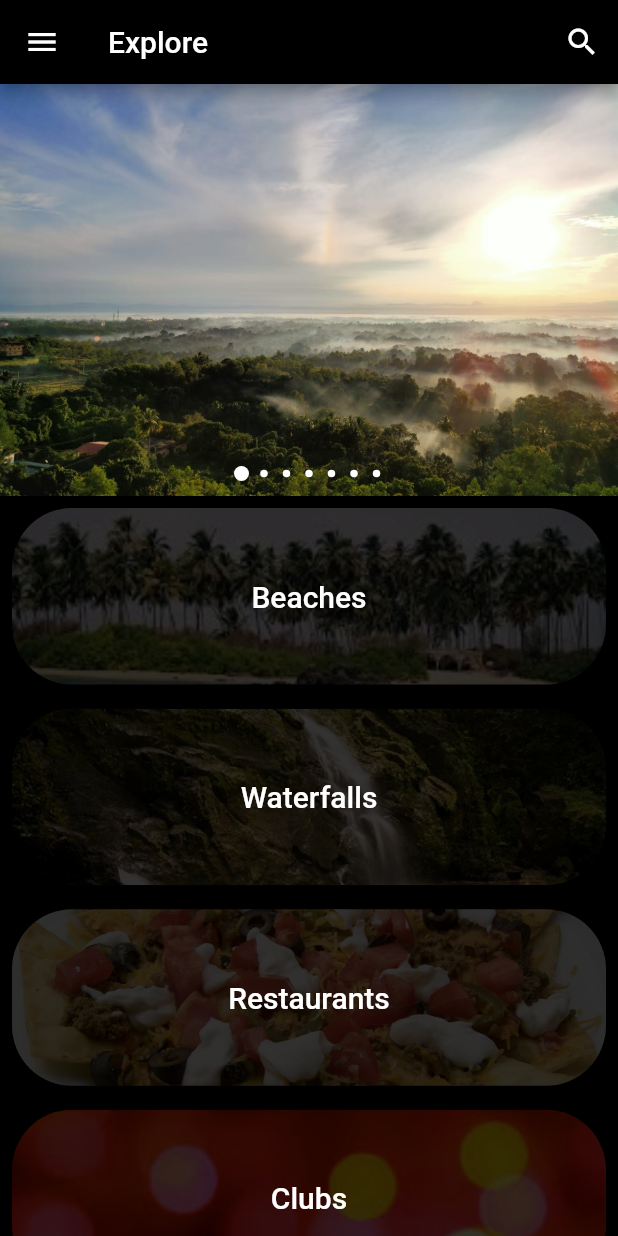
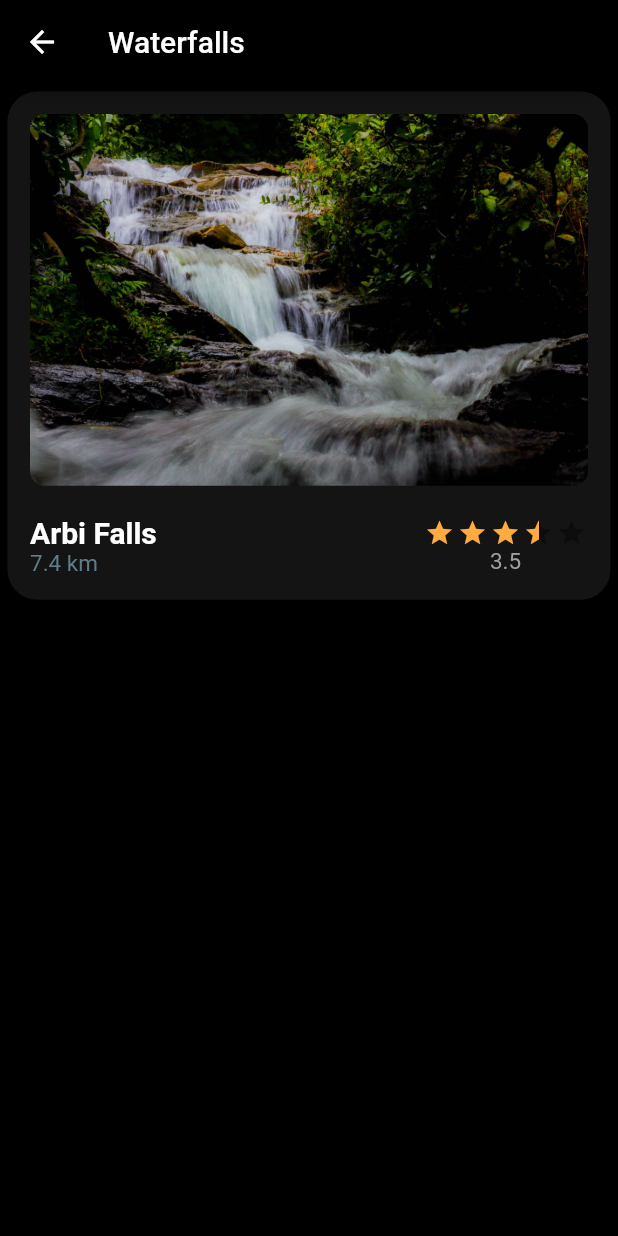
Before and after one commit to magj28/Fluttathon, a Flutter app: the screen it shows after launch, after a tap on "Waterfalls", on a phone screen of 412 x 824 dp. Run offline on Flutter 3.47's test engine with Material 2 defaults, Android fonts, the phone set to English and light mode, and no system bars; drawn by our look-alikes of carousel_pro, flutter_rating_bar.

Commit message:
Added some cards

```diff
--- a/manipalexploreapp/lib/Screens/Beaches.dart
+++ b/manipalexploreapp/lib/Screens/Beaches.dart
@@ -17,6 +17,11 @@ class _BeachesState extends State<Beaches> {
       Navigator.push(
           context,
           MaterialPageRoute(builder: (context) => KaupBeach()));
+    }, initialRating:4.75,
+    );
+    AboutPlace _place2= new AboutPlace(
+      image: "images/Beaches/Kapu/Kapu2.jpg", name: "Malpe Beach", distance: "5 km", onTapPlaceCard: (){
+
     }, initialRating: 3.5,
     );
     return Scaffold(
@@ -28,6 +33,7 @@ class _BeachesState extends State<Beaches> {
       body: ListView(
         children: [
           PlaceCard(image: _place.image, name: _place.name, distance: _place.distance, onTap: _place.onTapPlaceCard, initialRating: _place.initialRating, ),
+          PlaceCard(image: _place2.image, name: _place2.name, distance: _place2.distance, initialRating: _place2.initialRating, ),
         ],
       ),
     );
--- a/manipalexploreapp/lib/Screens/HomeScreen.dart
+++ b/manipalexploreapp/lib/Screens/HomeScreen.dart
@@ -2,6 +2,7 @@ import 'package:flutter/cupertino.dart';
 import 'package:flutter/material.dart';
 import 'package:carousel_pro/carousel_pro.dart';
 import 'package:manipalexploreapp/Screens/Beaches.dart';
+import 'package:manipalexploreapp/Screens/Waterfalls.dart';
 import 'package:manipalexploreapp/widgets/CategoryCard.dart';
 
 class HomeScreen extends StatefulWidget {
@@ -121,28 +122,28 @@ class _HomeScreenState extends State<HomeScreen> {
         children: [
           Column(
             children: <Widget>[
-              SizedBox(
-                height: _height / 3,
-                width: _width,
-                child: Carousel(
-                  images: [
-                    AssetImage("images/Carousel/Scenery.jpeg"),
-                    AssetImage("images/Carousel/Malpebeach.jpg"),
-                    AssetImage("images/Carousel/Arbifalls.jpg"),
-                    AssetImage("images/Carousel/EggFactory.jpg"),
-                    AssetImage("images/Carousel/TC_1.jpeg"),
-                    AssetImage("images/Carousel/DeeTee-Manipal.jpg"),
-                    AssetImage("images/Carousel/StudentPlaza2.jpeg"),
-                  ],
-                  dotSize: 5.0,
-                  dotSpacing: 15.0,
-                  dotColor: Colors.white,
-                  dotBgColor: Colors.grey[100].withOpacity(0.01),
-                  indicatorBgPadding: 10.0,
-                  autoplayDuration: Duration(seconds: 5),
-                  dotIncreasedColor: Colors.white,
-                ),
-              ),
+              // SizedBox(
+              //   height: _height / 3,
+              //   width: _width,
+              //   child: Carousel(
+              //     images: [
+              //       AssetImage("images/Carousel/Scenery.jpeg"),
+              //       AssetImage("images/Carousel/Malpebeach.jpg"),
+              //       AssetImage("images/Carousel/Arbifalls.jpg"),
+              //       AssetImage("images/Carousel/EggFactory.jpg"),
+              //       AssetImage("images/Carousel/TC_1.jpeg"),
+              //       AssetImage("images/Carousel/DeeTee-Manipal.jpg"),
+              //       AssetImage("images/Carousel/StudentPlaza2.jpeg"),
+              //     ],
+              //     dotSize: 5.0,
+              //     dotSpacing: 15.0,
+              //     dotColor: Colors.white,
+              //     dotBgColor: Colors.grey[100].withOpacity(0.01),
+              //     indicatorBgPadding: 10.0,
+              //     autoplayDuration: Duration(seconds: 5),
+              //     dotIncreasedColor: Colors.white,
+              //   ),
+              // ),
               CategoryCard(
                   image: "images/CircleAvatar/images.jpg",
                   category: "Beaches",
@@ -153,7 +154,10 @@ class _HomeScreenState extends State<HomeScreen> {
               CategoryCard(
                   image: "images/CircleAvatar/Falls.jpg",
                   category: "Waterfalls",
-                  onTap: () {}),
+                  onTap: () {
+                    Navigator.push(context,
+                        MaterialPageRoute(builder: (context) => Waterfalls()));
+                  }),
               CategoryCard(
                   image: "images/CircleAvatar/Food.jpg",
                   category: "Restaurants",
--- a/manipalexploreapp/lib/Screens/SinglePlace.dart
+++ b/manipalexploreapp/lib/Screens/SinglePlace.dart
@@ -79,7 +79,7 @@ class _SinglePlaceState extends State<SinglePlace> {
                     dotColor: Colors.blue[900],
                     dotBgColor: Colors.grey[100].withOpacity(0.01),
                     indicatorBgPadding: 10.0,
-                    autoplayDuration: Duration(seconds: 5),
+                    autoplayDuration: Duration(seconds: 3),
                     dotIncreasedColor: Colors.cyanAccent,
                   ),
                 ),
--- /dev/null
+++ b/manipalexploreapp/lib/Screens/Waterfalls.dart
@@ -0,0 +1,34 @@
+import 'package:flutter/material.dart';
+import 'package:manipalexploreapp/Screens/RatingKaup.dart';
+import 'package:manipalexploreapp/Screens/SinglePlace.dart';
+import 'package:manipalexploreapp/model/AboutPlace.dart';
+import 'package:manipalexploreapp/widgets/PlaceCard.dart';
+
+class Waterfalls extends StatefulWidget {
+  @override
+  _WaterfallsState createState() => _WaterfallsState();
+}
+
+
+class _WaterfallsState extends State<Waterfalls> {
+  @override
+  Widget build(BuildContext context) {
+    AboutPlace _place= new AboutPlace(
+      image: "images/Carousel/Arbifalls.jpg", name: "Arbi Falls", distance: "7.4 km", onTapPlaceCard: (){
+
+    }, initialRating: 3.5,
+    );
+    return Scaffold(
+      appBar: AppBar(
+        backgroundColor: Colors.black,
+        title: Text('Waterfalls', style: TextStyle(color: Colors.white, ), ),
+      ),
+      backgroundColor: Colors.black,
+      body: ListView(
+        children: [
+          PlaceCard(image: _place.image, name: _place.name, distance: _place.distance, onTap: _place.onTapPlaceCard, initialRating: _place.initialRating, ),
+        ],
+      ),
+    );
+  }
+}
--- a/manipalexploreapp/lib/model/AboutPlace.dart
+++ b/manipalexploreapp/lib/model/AboutPlace.dart
@@ -1,10 +1,11 @@
 class AboutPlace {
-  String image, name, distance;
+  String category, image, name, distance;
   double initialRating;
   Function onTapPlaceCard;
 
   AboutPlace(
-      {this.image,
+      {this.category,
+        this.image,
       this.name,
       this.distance,
       this.initialRating,
--- a/manipalexploreapp/lib/widgets/CategoryCard.dart
+++ b/manipalexploreapp/lib/widgets/CategoryCard.dart
@@ -24,11 +24,11 @@ class CategoryCard extends StatelessWidget {
                 child: Opacity(
                     opacity: 0.2,
                     child: Container(
-                      height: _height / 7,
+                      height: _height / 4,
                       padding: EdgeInsets.all(10.0),
                       width: MediaQuery.of(context).size.width,
                       decoration: BoxDecoration(
-                        borderRadius: BorderRadius.circular(40.0),
+                        borderRadius: BorderRadius.circular(20.0),
                         color: Color(0xff141414),
                         image: new DecorationImage(
                           image: new AssetImage(image),
--- a/manipalexploreapp/lib/widgets/PlaceCard.dart
+++ b/manipalexploreapp/lib/widgets/PlaceCard.dart
@@ -16,7 +16,9 @@ class PlaceCard extends StatelessWidget {
   Widget build(BuildContext context) {
     _width = MediaQuery.of(context).size.width;
     _height = MediaQuery.of(context).size.height;
-    return Container(
+    return Padding(
+      padding: const EdgeInsets.all(5.0),
+      child: Container(
         //height: _height / 3,
         width: _width,
         padding: EdgeInsets.all(10.0),
@@ -103,11 +105,12 @@ class PlaceCard extends StatelessWidget {
                           ],
                         ),
                       ],
-                  )
+                    ),
                   ],
                 ),
               ),
             ],
+          ),
         ),
       ),
     );
--- a/manipalexploreapp/lib/widgets/Rating.dart
+++ b/manipalexploreapp/lib/widgets/Rating.dart
@@ -8,7 +8,9 @@ class RatingCard extends StatelessWidget {
   RatingCard(this.name, this.rating, this.experience);
   @override
   Widget build(BuildContext context) {
-    return Padding(
+    return Opacity(
+      opacity: 0.5,
+      child: Padding(
         padding: const EdgeInsets.all(5.0),
         child: Card(
           color: Colors.grey[900],
@@ -50,6 +52,7 @@ class RatingCard extends StatelessWidget {
               ),
             ),
           ),
+      ),
     );
   }
 }
```
Lines whose indentation alone changed are shown as unchanged.
